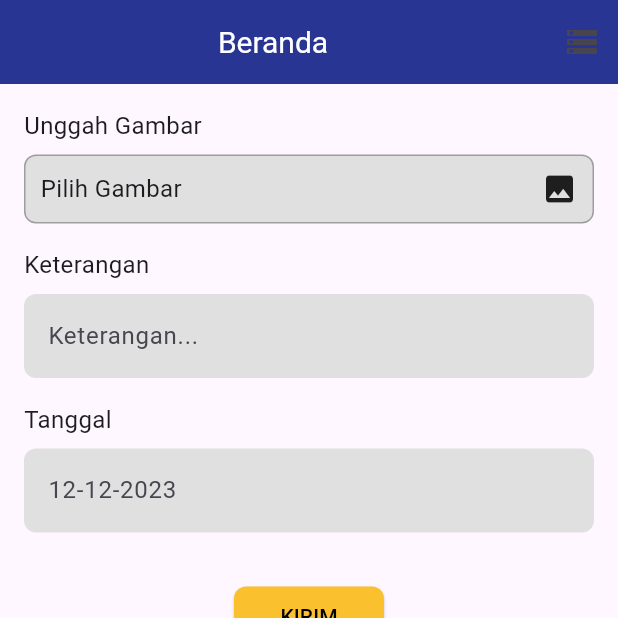
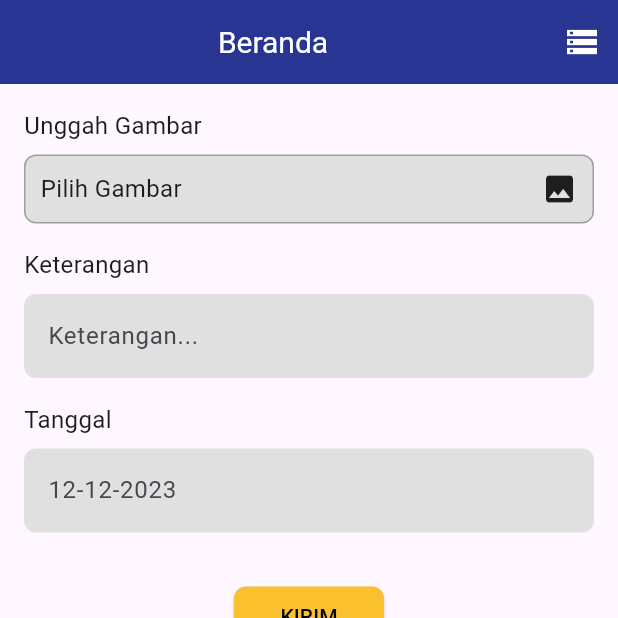
Before and after one commit to Jofadlan/second, a Flutter app: the screen it shows after launch, on a phone screen of 412 x 824 dp, the top half of it. Run offline on Flutter 3.47's test engine with Material 3 defaults, Android fonts, the phone set to English and light mode, and no system bars; our stand-ins replace cloud_firestore, firebase_core, image_picker; accounts and stored records are empty.

Commit message:
ganti warna

```diff
--- a/lib/main_page.dart
+++ b/lib/main_page.dart
@@ -102,7 +102,10 @@ class _HomePageState extends State<HomePage> {
         ),
         actions: [
           IconButton(
-            icon: const Icon(Icons.storage),
+            icon: const Icon(
+              Icons.storage,
+              color: Colors.white,
+            ),
             onPressed: () {
               Navigator.push(
                 context,
--- a/lib/storage_page.dart
+++ b/lib/storage_page.dart
@@ -88,7 +88,9 @@ class StoragePage extends StatelessWidget {
   Widget build(BuildContext context) {
     return Scaffold(
       appBar: AppBar(
-        title: const Text("Storage"),
+        title: const Text("Storage",
+        style: TextStyle(color: Colors.white),
+        ),
         backgroundColor: Colors.indigo[800],
       ),
       body: StreamBuilder(
```
